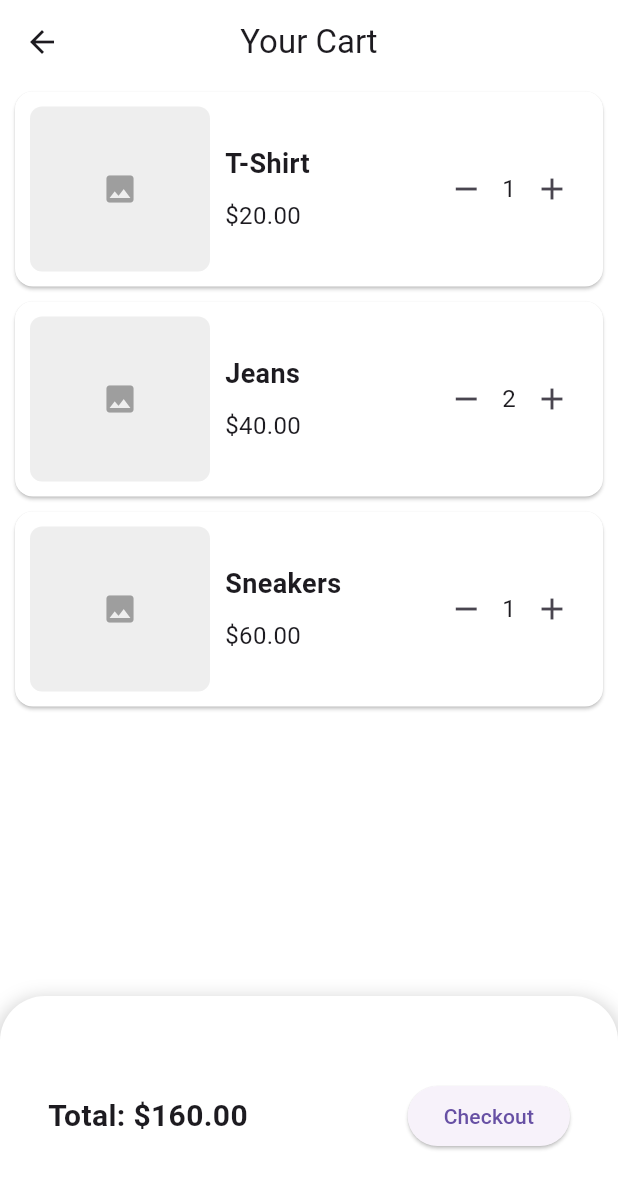
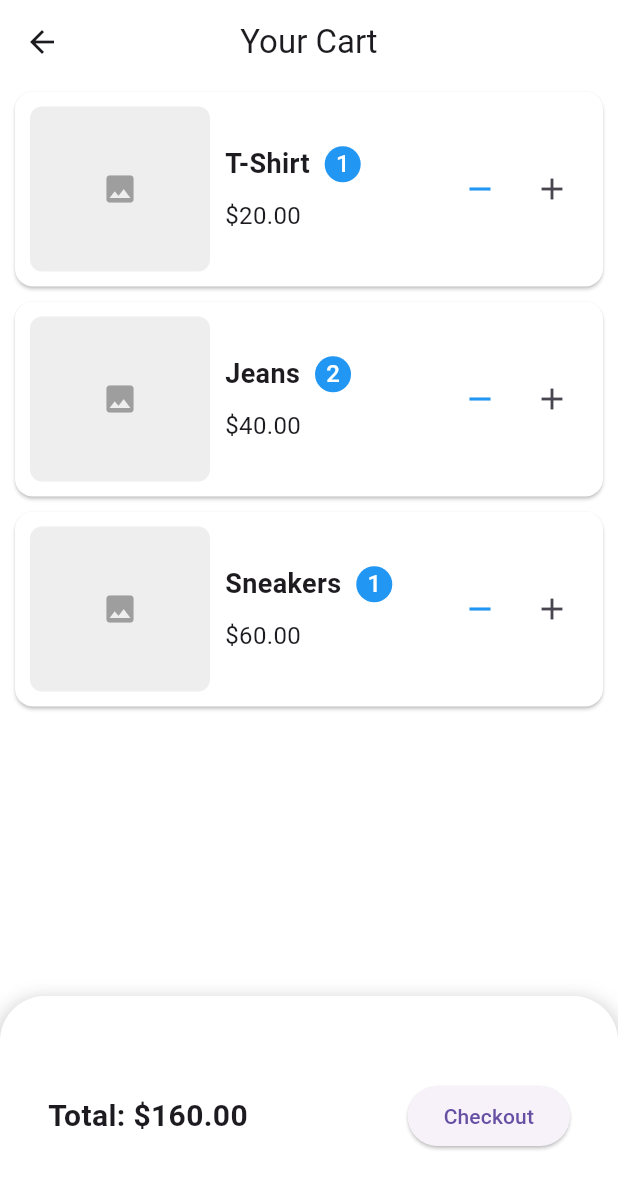
Before and after one commit to hadishamoun1/vesti-app, a Flutter app: the CartScreen screen opened directly, on a phone screen of 412 x 824 dp. Shown: the top 1189 px of the screen. Run offline on Flutter 3.47's test engine with Material 3 defaults, Android fonts, the phone set to English and light mode, and no system bars; our stand-ins replace geolocator, image_picker, jwt_decoder, permission_handler, shared_preferences; missing offline and left inert: flutter_background_geolocation; accounts and stored records are empty.

Commit message:
Fixed quantity avatar to display beside the name

```diff
--- a/lib/screens/Cart.dart
+++ b/lib/screens/Cart.dart
@@ -56,8 +56,7 @@ class _CartScreenState extends State<CartScreen> {
                   child: Padding(
                     padding: const EdgeInsets.all(10.0),
                     child: Row(
-                      crossAxisAlignment:
-                          CrossAxisAlignment.center,
+                      crossAxisAlignment: CrossAxisAlignment.center,
                       children: [
                         // Image container
                         Container(
@@ -70,16 +69,34 @@ class _CartScreenState extends State<CartScreen> {
                           child: Icon(Icons.image, color: Colors.grey),
                         ),
                         SizedBox(width: 10),
-                        // Item details and quantity controls centered vertically
+                        // Item details and quantity centered vertically
                         Expanded(
                           child: Column(
                             mainAxisAlignment: MainAxisAlignment.center,
                             crossAxisAlignment: CrossAxisAlignment.start,
                             children: [
-                              Text(
-                                cartItems[index].name,
-                                style: TextStyle(
-                                    fontSize: 18, fontWeight: FontWeight.bold),
+                              Row(
+                                children: [
+                                  Text(
+                                    cartItems[index].name,
+                                    style: TextStyle(
+                                        fontSize: 18,
+                                        fontWeight: FontWeight.bold),
+                                  ),
+                                  SizedBox(width: 10),
+                                  // CircleAvatar showing the quantity beside the name
+                                  CircleAvatar(
+                                    radius: 12,
+                                    backgroundColor: Colors.blue,
+                                    child: Text(
+                                      '${cartItems[index].quantity}',
+                                      style: TextStyle(
+                                        color: Colors.white,
+                                        fontSize: 16,
+                                      ),
+                                    ),
+                                  ),
+                                ],
                               ),
                               SizedBox(height: 10),
                               Text(
@@ -93,19 +110,17 @@ class _CartScreenState extends State<CartScreen> {
                         Align(
                           alignment: Alignment.centerRight,
                           child: Column(
-                            mainAxisAlignment:
-                                MainAxisAlignment.center,
+                            mainAxisAlignment: MainAxisAlignment.center,
                             children: [
                               Row(
                                 mainAxisAlignment: MainAxisAlignment.end,
                                 children: [
                                   IconButton(
-                                    icon: Icon(Icons.remove),
+                                    icon: Icon(
+                                      Icons.remove,
+                                      color: Colors.blue,
+                                    ),
                                     onPressed: () => _decrementQuantity(index),
-                                  ),
-                                  Text(
-                                    '${cartItems[index].quantity}',
-                                    style: TextStyle(fontSize: 16),
                                   ),
                                   IconButton(
                                     icon: Icon(Icons.add),
```
